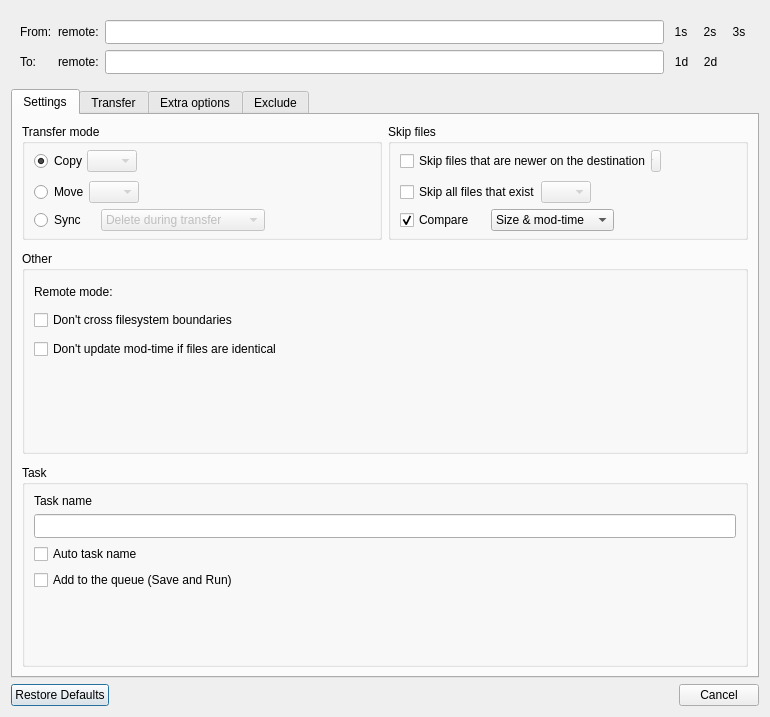
The window that src/transfer_dialog.ui (holazt/RcloneBrowser) describes before a commit, drawn with Qt 5.
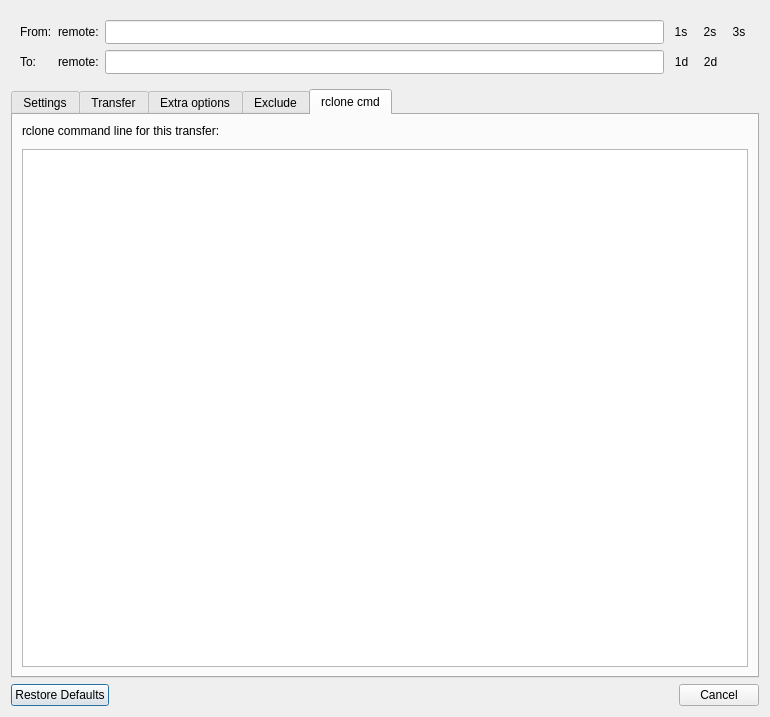
The same window after the commit. The open tabs and pages were chosen to show the change.

Commit message: added "rclone cmd" tab to transfer dialog

```diff
--- a/src/transfer_dialog.ui
+++ b/src/transfer_dialog.ui
@@ -1264,6 +1264,43 @@
        </item>
       </layout>
      </widget>
+     <widget class="QWidget" name="tab_2">
+      <attribute name="title">
+       <string>rclone cmd</string>
+      </attribute>
+      <layout class="QVBoxLayout" name="verticalLayout_7">
+       <item>
+        <widget class="QLabel" name="label_12">
+         <property name="text">
+          <string>rclone command line for this transfer:</string>
+         </property>
+        </widget>
+       </item>
+       <item>
+        <spacer name="verticalSpacer_8">
+         <property name="orientation">
+          <enum>Qt::Vertical</enum>
+         </property>
+         <property name="sizeType">
+          <enum>QSizePolicy::Fixed</enum>
+         </property>
+         <property name="sizeHint" stdset="0">
+          <size>
+           <width>20</width>
+           <height>5</height>
+          </size>
+         </property>
+        </spacer>
+       </item>
+       <item>
+        <widget class="QPlainTextEdit" name="rcloneCmd">
+         <property name="readOnly">
+          <bool>true</bool>
+         </property>
+        </widget>
+       </item>
+      </layout>
+     </widget>
     </widget>
    </item>
    <item>
```
The commit also changes 1 other file.
